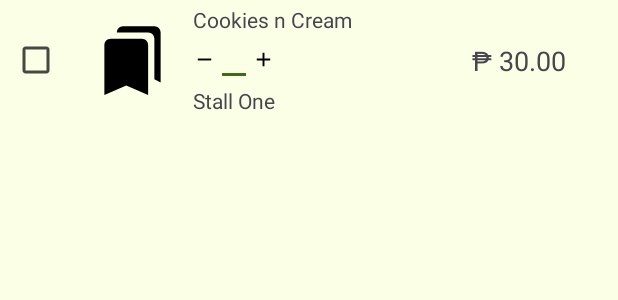
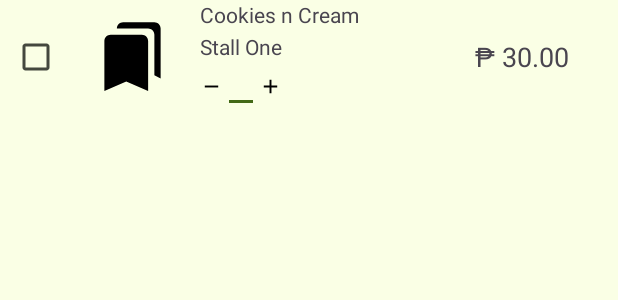
Before and after one commit to Finnmeowtons/UpangEats, an Android app: the layout tray_items.xml on its own in the app's theme, with its tools: preview values and no code run, on a phone screen of 412 x 824 dp. Shown: the top 300 px of the screen. Run offline under Robolectric (Android 15) with nearby library versions, the light colour scheme and no system bars.

Commit message:
Changed Icon and did order tray recycler view

```diff
--- a/app/src/main/java/com/example/upangeats/OrderTrayFragment.kt
+++ b/app/src/main/java/com/example/upangeats/OrderTrayFragment.kt
@@ -5,6 +5,8 @@ import androidx.fragment.app.Fragment
 import android.view.LayoutInflater
 import android.view.View
 import android.view.ViewGroup
+import androidx.recyclerview.widget.LinearLayoutManager
+import com.example.upangeats.adapter.OrderTrayRecyclerViewAdapter
 import com.example.upangeats.databinding.FragmentOrderTrayBinding
 
 class OrderTrayFragment : Fragment() {
@@ -16,6 +18,8 @@ class OrderTrayFragment : Fragment() {
         // Inflate the layout for this fragment
         val binding = FragmentOrderTrayBinding.inflate(inflater, container, false)
 
+        binding.recyclerView.layoutManager = LinearLayoutManager(this.context)
+        binding.recyclerView.adapter = OrderTrayRecyclerViewAdapter()
 
 
         return binding.root
--- a/app/src/main/res/drawable/tray_selector.xml
+++ b/app/src/main/res/drawable/tray_selector.xml
@@ -1,6 +1,6 @@
 <?xml version="1.0" encoding="utf-8"?>
 <selector xmlns:android="http://schemas.android.com/apk/res/android">
-    <item android:drawable="@drawable/cloche" android:state_checked="false"/>
-    <item android:drawable="@drawable/cloche" android:state_checked="true"/>
+    <item android:drawable="@drawable/outline_cloche" android:state_checked="false"/>
+    <item android:drawable="@drawable/baseline_cloche" android:state_checked="true"/>
 
 </selector>
--- a/app/src/main/res/layout/fragment_forgot_password.xml
+++ b/app/src/main/res/layout/fragment_forgot_password.xml
@@ -59,6 +59,8 @@
         android:layout_below="@+id/cardview"
         android:gravity="center_horizontal"
         android:orientation="vertical">
+
+
 
         <ImageView
             android:id="@+id/imageView"
--- a/app/src/main/res/layout/tray_items.xml
+++ b/app/src/main/res/layout/tray_items.xml
@@ -1,75 +1,86 @@
 <?xml version="1.0" encoding="utf-8"?>
-<LinearLayout xmlns:android="http://schemas.android.com/apk/res/android"
+<androidx.constraintlayout.widget.ConstraintLayout xmlns:android="http://schemas.android.com/apk/res/android"
     xmlns:app="http://schemas.android.com/apk/res-auto"
     android:layout_width="match_parent"
-    android:gravity="center_vertical"
-    android:orientation="horizontal"
-    android:layout_height="wrap_content">
+    android:layout_height="wrap_content"
+    android:gravity="center_vertical">
 
     <CheckBox
         android:id="@+id/checkBox"
         android:layout_width="wrap_content"
         android:layout_height="wrap_content"
         app:layout_constraintBottom_toBottomOf="parent"
-        app:layout_constraintStart_toStartOf="@+id/imageView3"
-        app:layout_constraintTop_toTopOf="@+id/imageView3" />
+        app:layout_constraintStart_toStartOf="parent"
+        app:layout_constraintTop_toTopOf="parent" />
 
     <ImageView
+        android:id="@+id/imageView3"
+        android:layout_width="50dp"
+        android:layout_height="0dp"
+        android:layout_marginStart="15dp"
         android:src="@drawable/baseline_bookmarks_24"
-        android:id="@+id/imageView3"
-        android:layout_margin="15dp"
-        android:layout_width="50dp"
-        android:layout_height="50dp"/>
+        app:layout_constraintBottom_toBottomOf="parent"
+        app:layout_constraintStart_toEndOf="@+id/checkBox"
+        app:layout_constraintTop_toTopOf="parent" />
 
     <LinearLayout
+        android:id="@+id/linearLayout2"
         android:layout_width="wrap_content"
+        android:layout_height="wrap_content"
+        android:layout_marginStart="20dp"
         android:orientation="vertical"
-        android:layout_height="wrap_content">
+        app:layout_constraintBottom_toBottomOf="parent"
+        app:layout_constraintStart_toEndOf="@+id/imageView3"
+        app:layout_constraintTop_toTopOf="@+id/imageView3">
 
         <TextView
             android:layout_width="wrap_content"
             android:layout_height="wrap_content"
-            android:text="Cookies n Cream"/>
-
-
-        <LinearLayout
-            android:layout_width="wrap_content"
-            android:orientation="horizontal"
-            android:gravity="center_vertical"
-            android:layout_height="wrap_content">
-
-            <ImageView
-                android:layout_width="15dp"
-                android:src="@drawable/baseline_remove_24"
-                android:layout_height="15dp"/>
-
-            <EditText
-                android:layout_width="wrap_content"
-                android:layout_height="wrap_content"
-                android:textSize="10sp"
-                android:ems="2"/>
-
-            <ImageView
-                android:layout_width="15dp"
-                android:src="@drawable/baseline_add_24"
-                android:layout_height="15dp"/>
-        </LinearLayout>
+            android:text="Cookies n Cream" />
 
 
         <TextView
             android:layout_width="wrap_content"
             android:layout_height="wrap_content"
-            android:text="Stall One"/>
+            android:layout_marginTop="2dp"
+            android:text="Stall One" />
 
+        <LinearLayout
+            android:layout_width="wrap_content"
+            android:layout_height="wrap_content"
+            android:gravity="center_vertical"
+            android:orientation="horizontal">
+
+            <ImageView
+                android:layout_width="15dp"
+                android:layout_height="15dp"
+                android:src="@drawable/baseline_remove_24" />
+
+            <EditText
+                android:layout_width="wrap_content"
+                android:layout_height="wrap_content"
+                android:ems="2"
+                android:textSize="10sp" />
+
+            <ImageView
+                android:layout_width="15dp"
+                android:layout_height="15dp"
+                android:src="@drawable/baseline_add_24" />
+        </LinearLayout>
 
 
     </LinearLayout>
 
     <TextView
 
+        android:id="@+id/textView6"
         android:layout_width="wrap_content"
         android:layout_height="wrap_content"
-        android:layout_marginStart="80dp"
+        app:layout_constraintHorizontal_bias=".7"
+        android:text="₱ 30.00"
         android:textSize="18sp"
-        android:text="₱ 30.00"/>
-</LinearLayout>
+        app:layout_constraintBottom_toBottomOf="parent"
+        app:layout_constraintEnd_toEndOf="parent"
+        app:layout_constraintStart_toEndOf="@+id/linearLayout2"
+        app:layout_constraintTop_toTopOf="parent" />
+</androidx.constraintlayout.widget.ConstraintLayout>
```
Also changed, not shown: app/src/main/java/com/example/upangeats/adapter/OrderTrayRecyclerViewAdapter.kt (+13 -5 lines), app/src/main/res/drawable/baseline_home_24.xml (+16 -11 lines), app/src/main/res/drawable/outline_bookmarks_24.xml (+9 -4 lines), app/src/main/res/drawable/outline_home_24.xml (+16 -4 lines), app/src/main/java/com/example/upangeats/LoginFragment.kt (line endings or trailing spaces), app/src/main/res/drawable/baseline_cloche.png (added), app/src/main/res/drawable/outline_cloche.png.
